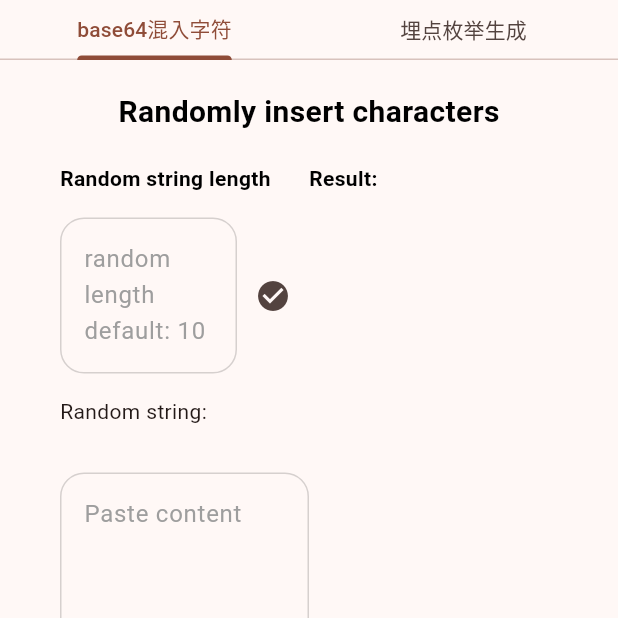
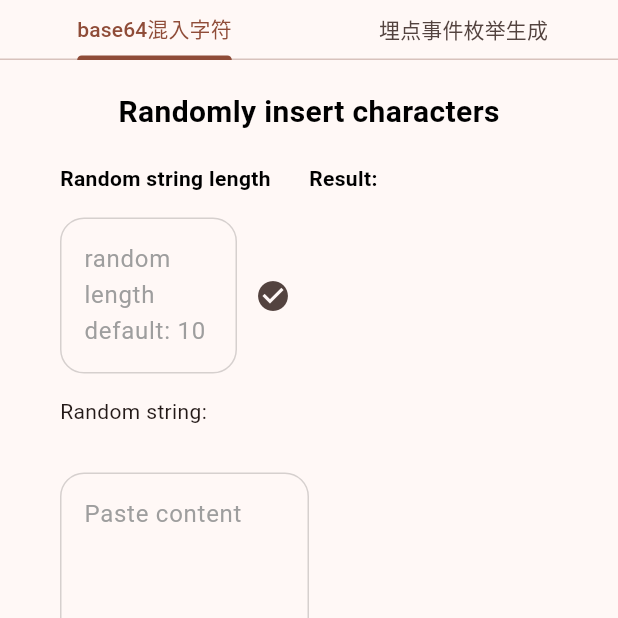
Before and after one commit to fishofeyes/generateBase64Code, a Flutter app: the screen it shows after launch, on a phone screen of 412 x 824 dp, the top half of it. Run offline on Flutter 3.47's test engine with Material 3 defaults, Android fonts, the phone set to English and light mode, and no system bars; our stand-ins replace flutter_highlight; missing offline and left inert: desktop_drop.

Commit message:
submit enum

```diff
--- a/lib/page/paseEnum/parse_enum_page.dart
+++ b/lib/page/paseEnum/parse_enum_page.dart
@@ -5,13 +5,7 @@ import 'package:custom_base64/tool/global.dart';
 import 'package:desktop_drop/desktop_drop.dart';
 import 'package:flutter/material.dart';
 import 'package:flutter_highlight/flutter_highlight.dart';
-import 'package:flutter_highlight/themes/darcula.dart';
-import 'package:flutter_highlight/themes/dark.dart';
-import 'package:flutter_highlight/themes/github.dart';
-import 'package:flutter_highlight/themes/lightfair.dart';
-import 'package:flutter_highlight/themes/vs.dart';
 import 'package:flutter_highlight/themes/vs2015.dart';
-import 'package:flutter_highlight/themes/xcode.dart';
 
 class ParseEnumPage extends StatefulWidget {
   const ParseEnumPage({super.key});
--- a/lib/root_page.dart
+++ b/lib/root_page.dart
@@ -11,7 +11,7 @@ class RootPage extends StatefulWidget {
 
 class _RootPageState extends State<RootPage>
     with SingleTickerProviderStateMixin, AutomaticKeepAliveClientMixin {
-  final List<String> text = ["base64混入字符", "埋点枚举生成"];
+  final List<String> text = ["base64混入字符", "埋点事件枚举生成"];
   late TabController controller;
   @override
   void initState() {
```
